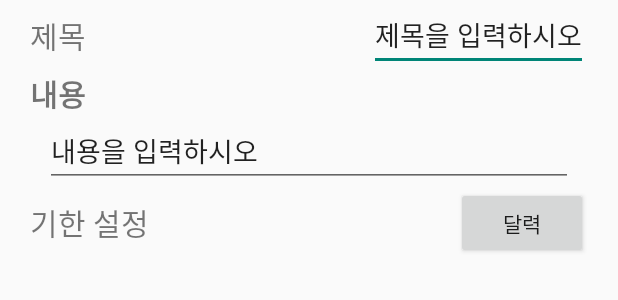
After one commit to ToA-Capstone/ToA, an Android app: the layout alert_addlist.xml on its own in the app's theme, with its tools: preview values and no code run, on a phone screen of 412 x 824 dp. The commit adds this screen. Shown: the top 300 px of the screen. Run offline under Robolectric (Android 15) with nearby library versions, the phone set to English and light mode, and no system bars.

Commit message:
#4 ToDo 기능 추가

```diff
--- a/app/build.gradle
+++ b/app/build.gradle
@@ -36,7 +36,7 @@ dependencies {
 
     implementation platform('com.google.firebase:firebase-bom:32.1.0')
     implementation 'com.google.firebase:firebase-analytics'
-    implementation 'com.google.firebase:firebase-database-ktx:20.0.4'
+    implementation 'com.google.firebase:firebase-database'
     implementation 'com.google.firebase:firebase-auth:22.0.0'
 
     implementation 'com.google.android.gms:play-services-auth:20.5.0'
--- /dev/null
+++ b/app/src/main/java/capstone/app/toa/alert_addlist.java
@@ -0,0 +1,6 @@
+package capstone.app.toa;
+
+import android.app.Activity;
+
+public class alert_addlist extends Activity {
+}
--- /dev/null
+++ b/app/src/main/res/layout/alert_addlist.xml
@@ -0,0 +1,73 @@
+<?xml version="1.0" encoding="utf-8"?>
+<LinearLayout xmlns:android="http://schemas.android.com/apk/res/android"
+    android:layout_width="match_parent"
+    android:layout_height="wrap_content"
+    xmlns:tools="http://schemas.android.com/tools"
+    tools:context=".alert_addlist"
+    android:orientation="vertical">
+    <LinearLayout
+        android:layout_width="match_parent"
+        android:layout_height="wrap_content"
+        android:orientation="horizontal"
+        android:layout_marginHorizontal="20dp">
+        <TextView
+            android:layout_width="wrap_content"
+            android:layout_height="match_parent"
+            android:text="제목"
+            android:textSize="20dp"
+            android:gravity="center"
+            />
+        <LinearLayout
+            android:layout_width="fill_parent"
+            android:layout_height="fill_parent"
+            android:orientation="horizontal"
+            android:gravity="right">
+
+            <EditText
+                android:layout_width="wrap_content"
+                android:layout_height="wrap_content"
+                android:text="제목을 입력하시오" />
+        </LinearLayout>
+    </LinearLayout>
+    <LinearLayout
+        android:layout_width="match_parent"
+        android:layout_height="wrap_content"
+        android:orientation="vertical">
+        <TextView
+            android:layout_width="wrap_content"
+            android:layout_height="wrap_content"
+            android:text="내용"
+            android:textSize="20dp"
+            android:textStyle="bold"
+            android:layout_marginHorizontal="20dp"/>
+        <EditText
+            android:layout_width="match_parent"
+            android:layout_height="wrap_content"
+            android:text="내용을 입력하시오"
+            android:layout_marginHorizontal="30dp"/>
+    </LinearLayout>
+    <LinearLayout
+        android:layout_width="match_parent"
+        android:layout_height="wrap_content"
+        android:orientation="horizontal"
+        android:layout_marginHorizontal="20dp">
+        <TextView
+            android:layout_width="wrap_content"
+            android:layout_height="match_parent"
+            android:text="기한 설정"
+            android:textSize="20dp"
+            android:gravity="center"
+            />
+        <LinearLayout
+            android:layout_width="fill_parent"
+            android:layout_height="fill_parent"
+            android:orientation="horizontal"
+            android:gravity="right">
+
+            <Button
+                android:layout_width="wrap_content"
+                android:layout_height="wrap_content"
+                android:text="달력"/>
+        </LinearLayout>
+    </LinearLayout>
+</LinearLayout>
```
Also changed, not shown: app/src/main/java/capstone/app/toa/api/ToaApi.java (+7 -0 lines), app/src/main/java/capstone/app/toa/api/manager/DataManager.java (added, +19 -0 lines), app/src/main/java/capstone/app/toa/api/manager/LoginManager.java (+7 -0 lines), app/src/main/java/capstone/app/toa/todo_required.java (added, +13 -0 lines), app/src/main/java/capstone/app/toa/todo_widget.java (added, +14 -0 lines), app/src/main/java/capstone/app/toa/ui/home/HomeFragment.java (+61 -3 lines), app/src/main/java/capstone/app/toa/ui/test/TestFragment.java (+9 -7 lines), app/src/main/res/layout/fragment_home.xml (+72 -12 lines), app/src/main/res/layout/fragment_test.xml (+16 -2 lines), app/src/main/res/layout/todo_required.xml (added, +36 -0 lines), app/src/main/res/layout/todo_widget.xml (added, +44 -0 lines).
